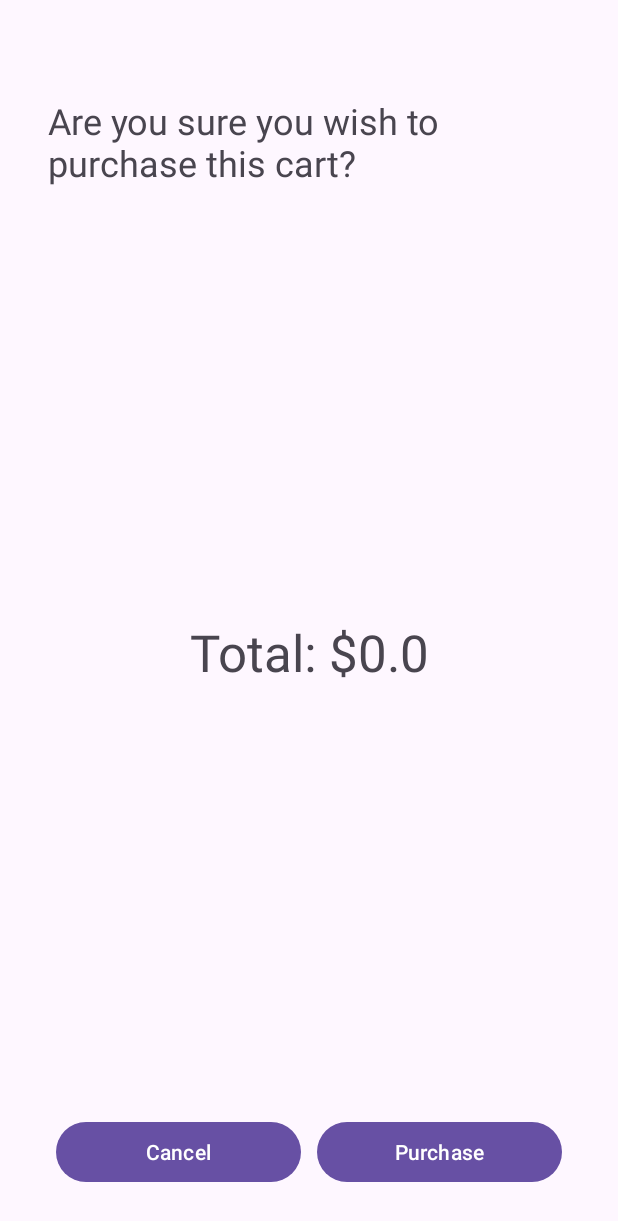
After one commit to thomas-lavoie/PFI, an Android app: the ConfirmPurchaseActivity screen opened directly, with no data from a screen before it, on a phone screen of 412 x 824 dp. The commit adds this screen. Shown: the top 1221 px of the screen. Run offline under Robolectric (Android 15) with nearby library versions, the phone set to English and light mode, and no system bars; our stand-ins replace data binding.

Commit message:
La base du projet fonctionne parfaitement reste plus qu'a integrer les etapes 4, 6 et 8

```diff
--- a/app/src/main/AndroidManifest.xml
+++ b/app/src/main/AndroidManifest.xml
@@ -12,6 +12,9 @@
         android:supportsRtl="true"
         android:theme="@style/Theme.PFI"
         tools:targetApi="31">
+        <activity
+            android:name=".ConfirmPurchaseActivity"
+            android:exported="false" />
         <activity
             android:name=".CartActivity"
             android:exported="false" />
--- a/app/src/main/java/com/example/pfi/Cart.java
+++ b/app/src/main/java/com/example/pfi/Cart.java
@@ -25,4 +25,12 @@ public class Cart {
     public static void clearCart() {
         cart.clear();
     }
+
+    public static double getTotalAmount() {
+        double totalAmount = 0;
+        for (int i = 0; i < cart.size(); i++) {
+            totalAmount += cart.get(i).getPrice();
+        }
+        return totalAmount;
+    }
 }
--- /dev/null
+++ b/app/src/main/java/com/example/pfi/ConfirmPurchaseActivity.java
@@ -0,0 +1,43 @@
+package com.example.pfi;
+
+import androidx.appcompat.app.AppCompatActivity;
+import androidx.databinding.DataBindingUtil;
+
+import android.content.Intent;
+import android.os.Bundle;
+import android.view.View;
+import android.widget.Toast;
+
+import com.example.pfi.databinding.ActivityConfirmPurchaseBinding;
+
+public class ConfirmPurchaseActivity extends AppCompatActivity {
+    ActivityConfirmPurchaseBinding binding;
+
+    @Override
+    protected void onCreate(Bundle savedInstanceState) {
+        super.onCreate(savedInstanceState);
+        setContentView(R.layout.activity_confirm_purchase);
+
+        binding = DataBindingUtil.setContentView(ConfirmPurchaseActivity.this, R.layout.activity_confirm_purchase);
+
+        binding.totalAmount.setText(String.format(getString(R.string.totalAmount), String.valueOf(Cart.getTotalAmount())));
+
+        binding.btnCancel.setOnClickListener(new View.OnClickListener() {
+            @Override
+            public void onClick(View v) {
+                Intent intent = new Intent(ConfirmPurchaseActivity.this, CartActivity.class);
+                startActivity(intent);
+            }
+        });
+
+        binding.btnPurchase.setOnClickListener(new View.OnClickListener() {
+            @Override
+            public void onClick(View v) {
+                Intent intent = new Intent(ConfirmPurchaseActivity.this, ProductsActivity.class);
+                Inventory.purchase(Cart.getCart(), true);
+                intent.putExtra("purchased", true);
+                startActivity(intent);
+            }
+        });
+    }
+}
--- a/app/src/main/java/com/example/pfi/MainActivity.java
+++ b/app/src/main/java/com/example/pfi/MainActivity.java
@@ -32,12 +32,11 @@ public class MainActivity extends AppCompatActivity {
                 for (int i = 0; i < clients.length; i++) {
                     if (clients[i].validateLogin(binding.usernameText.getText().toString(), binding.passwordText.getText().toString())) {
                         validLogin = true;
+                        Client.setLoggedInClient(clients[i]);
                     }
                 }
                 if (validLogin) {
                     Intent intent = new Intent(MainActivity.this, ProductsActivity.class);
-                    intent.putExtra("username", binding.usernameText.getText().toString());
-                    intent.putExtra("password", binding.passwordText.getText().toString());
                     startActivity(intent);
                 } else {
                     Toast.makeText(MainActivity.this, getResources().getString(R.string.invalidLogin), Toast.LENGTH_SHORT).show();
--- a/app/src/main/java/com/example/pfi/ProductInCartAdapter.java
+++ b/app/src/main/java/com/example/pfi/ProductInCartAdapter.java
@@ -49,7 +49,6 @@ public class ProductInCartAdapter extends RecyclerView.Adapter<ProductInCartAdap
             @Override
             public void onClick(View v) {
                 Cart.removeFromCart(Products.get(holder.getAdapterPosition()));
-                Products.remove(holder.getAdapterPosition() - 1);
                 notifyItemRemoved(holder.getAdapterPosition());
             }
         });
--- /dev/null
+++ b/app/src/main/res/layout/activity_confirm_purchase.xml
@@ -0,0 +1,68 @@
+<?xml version="1.0" encoding="utf-8"?>
+<layout xmlns:android="http://schemas.android.com/apk/res/android"
+    xmlns:app="http://schemas.android.com/apk/res-auto"
+    xmlns:tools="http://schemas.android.com/tools">
+
+    <data>
+
+    </data>
+
+    <androidx.constraintlayout.widget.ConstraintLayout
+        android:layout_width="match_parent"
+        android:layout_height="match_parent"
+        tools:context=".ConfirmPurchaseActivity">
+
+        <TextView
+            android:id="@+id/confirmPurchaseTitle"
+            android:layout_width="0dp"
+            android:layout_height="wrap_content"
+            android:layout_marginStart="32dp"
+            android:layout_marginTop="64dp"
+            android:layout_marginEnd="32dp"
+            android:text="@string/confirmPurchaseTitle"
+            android:textSize="24sp"
+            app:layout_constraintEnd_toEndOf="parent"
+            app:layout_constraintStart_toStartOf="parent"
+            app:layout_constraintTop_toTopOf="parent" />
+
+        <TextView
+            android:id="@+id/totalAmount"
+            android:layout_width="wrap_content"
+            android:layout_height="wrap_content"
+            android:text="@string/totalAmount"
+            android:textSize="34sp"
+            app:layout_constraintBottom_toTopOf="@+id/linearLayout3"
+            app:layout_constraintEnd_toEndOf="parent"
+            app:layout_constraintStart_toStartOf="parent"
+            app:layout_constraintTop_toBottomOf="@+id/confirmPurchaseTitle" />
+
+        <LinearLayout
+            android:id="@+id/linearLayout3"
+            android:layout_width="0dp"
+            android:layout_height="wrap_content"
+            android:layout_marginStart="32dp"
+            android:layout_marginEnd="32dp"
+            android:layout_marginBottom="32dp"
+            android:orientation="horizontal"
+            app:layout_constraintBottom_toBottomOf="parent"
+            app:layout_constraintEnd_toEndOf="parent"
+            app:layout_constraintStart_toStartOf="parent">
+
+            <Button
+                android:id="@+id/btnCancel"
+                android:layout_width="0dp"
+                android:layout_height="wrap_content"
+                android:layout_marginHorizontal="5dp"
+                android:layout_weight="1"
+                android:text="@string/btnCancel" />
+
+            <Button
+                android:id="@+id/btnPurchase"
+                android:layout_width="0dp"
+                android:layout_height="wrap_content"
+                android:layout_marginHorizontal="5dp"
+                android:layout_weight="1"
+                android:text="@string/btnPurchase" />
+        </LinearLayout>
+    </androidx.constraintlayout.widget.ConstraintLayout>
+</layout>
--- a/app/src/main/res/values/strings.xml
+++ b/app/src/main/res/values/strings.xml
@@ -11,7 +11,6 @@
     <!-- ProductsActivity -->
     <string name="welcome">Welcome, %s</string>
     <string name="btnGoToCartDescription">Go to cart</string>
-    <string name="emptyCartError">Your cart is empty</string>
 
     <!-- ProductDetailsActivity -->
     <string name="sellerDetailed">By %s</string>
@@ -23,10 +22,17 @@
     <!-- CartActivity -->
     <string name="cartTitle">My cart</string>
     <string name="btnRemoveDescription">Remove item from cart</string>
+    <string name="emptyCartError">You can\'t purchase an empty cart</string>
+
+    <!-- ConfirmPurchaseActivity -->
+    <string name="confirmPurchaseTitle">Are you sure you wish to purchase this cart?</string>
+    <string name="totalAmount">Total: $%s</string>
+    <string name="purchased">Purchase confirmed!</string>
 
     <!-- General purpose -->
     <string name="btnBack">Back</string>
     <string name="btnPurchase">Purchase</string>
+    <string name="btnCancel">Cancel</string>
 
     <!-- Products -->
     <string name="sapiens">Sapiens: A Brief History of Humankind</string>
```
Also changed, not shown: app/src/main/java/com/example/pfi/CartActivity.java (+13 -0 lines), app/src/main/java/com/example/pfi/Client.java (+15 -6 lines), app/src/main/java/com/example/pfi/Inventory.java (+6 -5 lines), app/src/main/java/com/example/pfi/Product.java (+21 -21 lines), app/src/main/java/com/example/pfi/ProductsActivity.java (+12 -1 lines), 1 other file.
